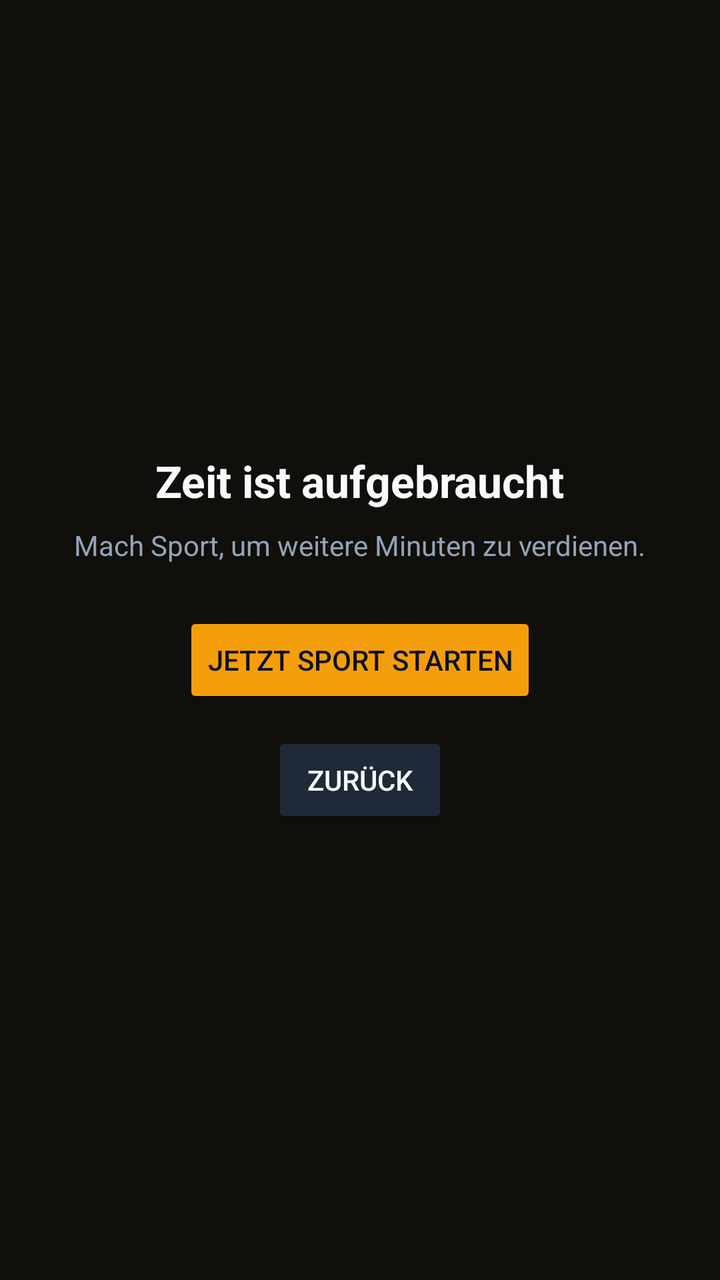
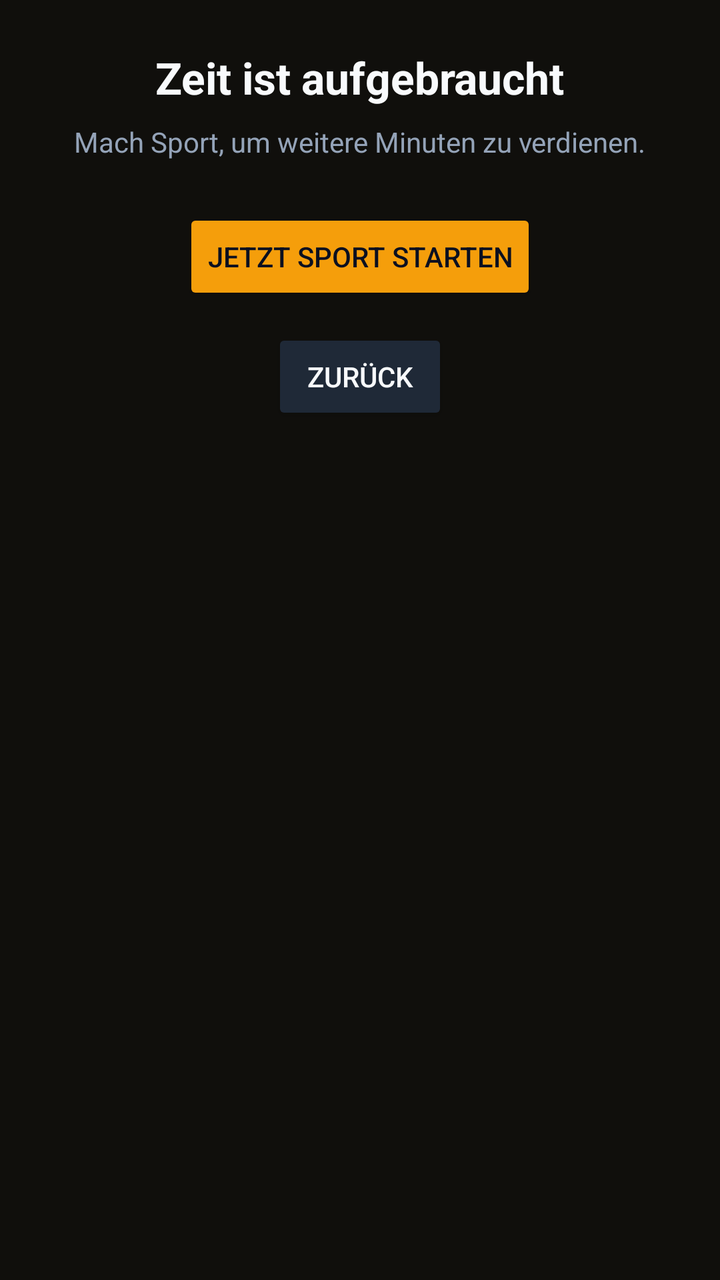

An Android layout rendered at two revisions. The XML below is the earlier revision; the diff shows what the commit changed to produce the second picture.
<!-- AndroidManifest.xml: activity theme Theme.App.Blocker -->
<!-- res/layout/activity_insta_blocker.xml -->
<?xml version="1.0" encoding="utf-8"?>
<LinearLayout xmlns:android="http://schemas.android.com/apk/res/android"
  android:layout_width="match_parent"
  android:layout_height="match_parent"
  android:background="#100f0c"
  android:gravity="center"
  android:orientation="vertical"
  android:padding="24dp">

  <TextView
    android:id="@+id/blocker_title"
    android:layout_width="wrap_content"
    android:layout_height="wrap_content"
    android:text="@string/blocker_title"
    android:textColor="#f8fafc"
    android:textSize="22sp"
    android:textStyle="bold" />

  <TextView
    android:id="@+id/blocker_subtitle"
    android:layout_width="wrap_content"
    android:layout_height="wrap_content"
    android:layout_marginTop="8dp"
    android:text="@string/blocker_subtitle"
    android:textColor="#94a3b8"
    android:textSize="14sp" />

  <Button
    android:id="@+id/blocker_open_app"
    android:layout_width="wrap_content"
    android:layout_height="wrap_content"
    android:layout_marginTop="24dp"
    android:text="@string/blocker_open_app"
    android:backgroundTint="#f59e0b"
    android:textColor="#0b1020" />

  <Button
    android:id="@+id/blocker_button"
    android:layout_width="wrap_content"
    android:layout_height="wrap_content"
    android:layout_marginTop="12dp"
    android:text="@string/blocker_back"
    android:backgroundTint="#1f2937"
    android:textColor="#f8fafc" />
</LinearLayout>
<!-- resources referenced by this layout -->
<resources>
  <string name="blocker_back">Zur\u00fcck</string>
  <string name="blocker_open_app">Jetzt Sport starten</string>
  <string name="blocker_subtitle">Mach Sport, um weitere Minuten zu verdienen.</string>
  <string name="blocker_title">Zeit ist aufgebraucht</string>
  <style name="Theme.App.Blocker" parent="Theme.AppCompat.Light.NoActionBar">
      <item name="android:windowBackground">#0f1114</item>
    </style>
</resources>

<!-- the commit's change to res/layout/activity_insta_blocker.xml (unified diff, before → after) -->
@@ -42,4 +42,74 @@
     android:text="@string/blocker_back"
     android:backgroundTint="#1f2937"
     android:textColor="#f8fafc" />
+
+  <View
+    android:layout_width="match_parent"
+    android:layout_height="0dp"
+    android:layout_weight="1" />
+
+  <LinearLayout
+    android:id="@+id/blocker_credit_section"
+    android:layout_width="match_parent"
+    android:layout_height="wrap_content"
+    android:layout_marginTop="16dp"
+    android:layout_marginBottom="8dp"
+    android:layout_marginHorizontal="4dp"
+    android:gravity="center"
+    android:orientation="vertical"
+    android:visibility="gone"
+    android:padding="18dp"
+    android:background="#1e293b"
+    android:elevation="4dp">
+
+    <TextView
+      android:layout_width="wrap_content"
+      android:layout_height="wrap_content"
+      android:text="@string/preface_credit_title"
+      android:textColor="#f8fafc"
+      android:textSize="16sp"
+      android:textStyle="bold" />
+
+    <TextView
+      android:layout_width="wrap_content"
+      android:layout_height="wrap_content"
+      android:layout_marginTop="6dp"
+      android:text="@string/preface_credit_label"
+      android:textColor="#94a3b8"
+      android:textSize="14sp" />
+
+    <NumberPicker
+      android:id="@+id/blocker_credit_picker"
+      android:layout_width="wrap_content"
+      android:layout_height="wrap_content"
+      android:layout_marginTop="4dp" />
+
+    <Button
+      android:id="@+id/blocker_credit_button"
+      android:layout_width="wrap_content"
+      android:layout_height="wrap_content"
+      android:layout_marginTop="12dp"
+      android:text="@string/preface_credit_button"
+      android:backgroundTint="#f59e0b"
+      android:textColor="#0b1020" />
+
+    <TextView
+      android:id="@+id/blocker_credit_penalty"
+      android:layout_width="wrap_content"
+      android:layout_height="wrap_content"
+      android:layout_marginTop="6dp"
+      android:text="@string/preface_credit_penalty"
+      android:textColor="#f8fafc"
+      android:textSize="12sp" />
+
+    <TextView
+      android:id="@+id/blocker_credit_lock_notice"
+      android:layout_width="wrap_content"
+      android:layout_height="wrap_content"
+      android:layout_marginTop="6dp"
+      android:text="@string/preface_credit_locked"
+      android:textColor="#94a3b8"
+      android:textSize="12sp"
+      android:visibility="gone" />
+  </LinearLayout>
 </LinearLayout>
<!-- resource entries referenced after the edit -->
@@ -4,6 +4,11 @@
   <string name="blocker_open_app">Jetzt Sport starten</string>
   <string name="blocker_subtitle">Mach Sport, um weitere Minuten zu verdienen.</string>
   <string name="blocker_title">Zeit ist aufgebraucht</string>
+  <string name="preface_credit_button">Kredit nehmen</string>
+  <string name="preface_credit_label">Leih dir 1-15 Minuten</string>
+  <string name="preface_credit_locked">Kredit gesperrt bis %1$s</string>
+  <string name="preface_credit_penalty">Userfaktoren sind um %1$d%% strenger</string>
+  <string name="preface_credit_title">Kredit</string>
   <style name="Theme.App.Blocker" parent="Theme.AppCompat.Light.NoActionBar">
       <item name="android:windowBackground">#0f1114</item>
     </style>
